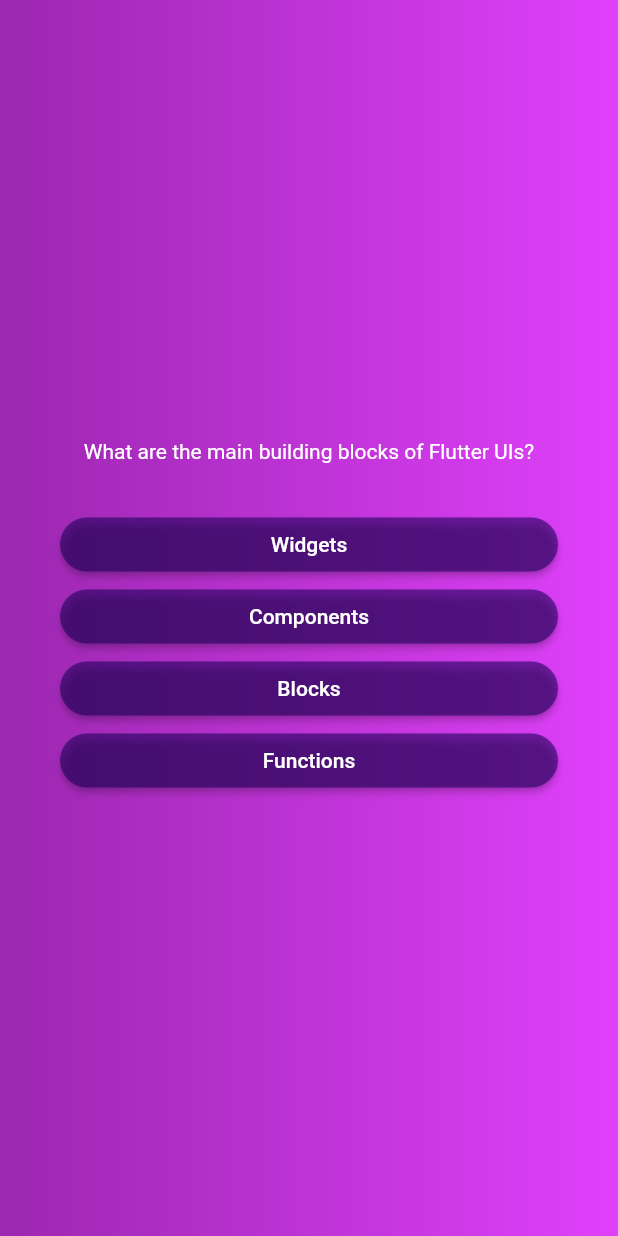
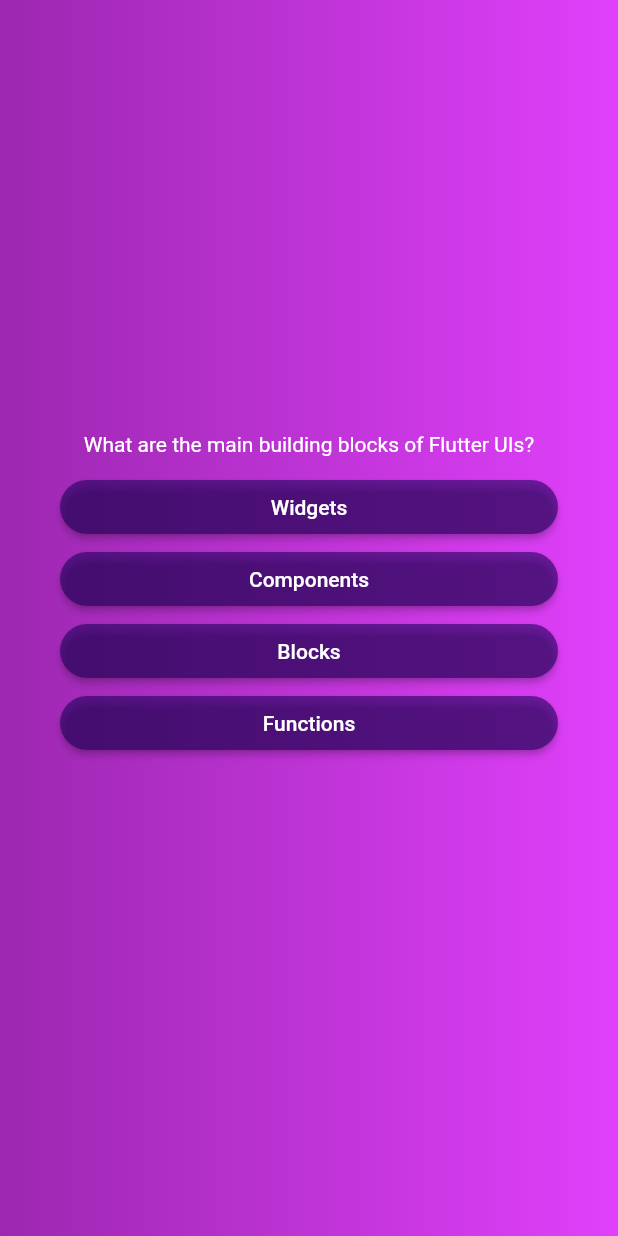
Before and after one commit to Rashiiiiii/quizz_app, a Flutter app: the QuestionsScreen screen opened directly, on a phone screen of 412 x 824 dp. Run offline on Flutter 3.47's test engine with Material 2 defaults, Android fonts, the phone set to English and light mode, and no system bars.

Commit message:
Initial commit!!

```diff
--- a/lib/questions_screen.dart
+++ b/lib/questions_screen.dart
@@ -1,7 +1,7 @@
 import 'package:flutter/material.dart';
 import 'package:quizz_app/answer_button.dart';
 import 'package:quizz_app/data/questions.dart';
-import 'package:quizz_app/data/questions.dart';
+import 'package:quizz_app/models/quizz_questions.dart';
 
 class QuestionsScreen extends StatefulWidget {
   const QuestionsScreen({super.key});
@@ -39,26 +39,12 @@ class _QuestionsScreenState extends State<QuestionsScreen> {
                         ),
                           textAlign: TextAlign.center,
                         ),
-                       // currentQuestion.answers.map((item) {
-                         // return An
-                        //}),
+                       const SizedBox(height: 10),
+                       ...currentQuestion.answers.map((item) {
+                         return AnswerButton(answerText: item, onTap: () {});
+                        }),
                         const SizedBox(height: 30),
-                        AnswerButton(
-                          answerText :currentQuestion.answers[0],
-                            onTap: () {},
-                        ),
-                        AnswerButton(
-                          answerText : currentQuestion.answers[1],
-                          onTap: () {},
-                        ),
-                        AnswerButton(
-                          answerText : currentQuestion.answers[2],
-                          onTap: () {},
-                        ),
-                        AnswerButton(
-                          answerText : currentQuestion.answers[3],
-                          onTap: () {},
-                        ),
+
 
                       ],
                     ),
```
